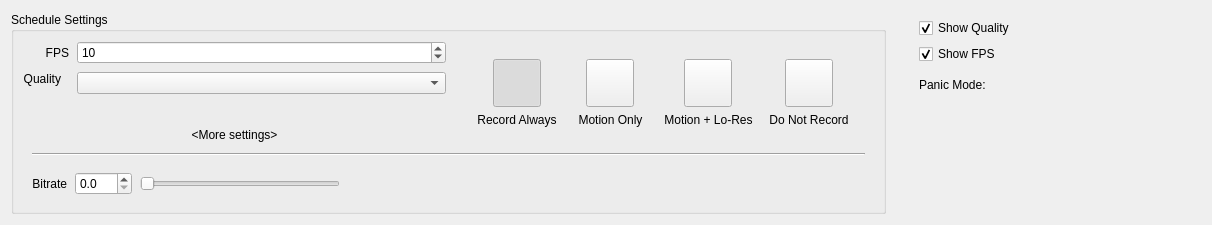
The window that client/nx_client_desktop/src/nx/client/desktop/resource_properties/camera/widgets/schedule_settings_widget.ui (networkoptix/nx_open) describes before a commit, drawn with Qt 5.
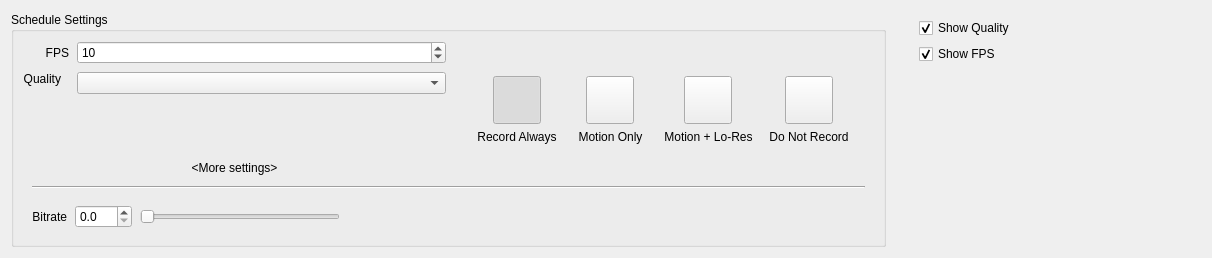
The same window after the commit. Custom widgets are drawn as their Qt base class.

Commit message:
VMS-9270: Remove line "Panic recording" from camera settings / recording
<==== Mercurial data ====>
Branch: vms

```diff
--- a/client/nx_client_desktop/src/nx/client/desktop/resource_properties/camera/widgets/schedule_settings_widget.ui
+++ b/client/nx_client_desktop/src/nx/client/desktop/resource_properties/camera/widgets/schedule_settings_widget.ui
@@ -7,7 +7,7 @@
     <x>0</x>
     <y>0</y>
     <width>1212</width>
-    <height>225</height>
+    <height>258</height>
    </rect>
   </property>
   <layout class="QHBoxLayout" name="horizontalLayout_2" stretch="3,1">
@@ -534,11 +534,11 @@
        <height>100</height>
       </size>
      </property>
-     <layout class="QFormLayout" name="formLayout_2">
+     <layout class="QVBoxLayout" name="verticalLayout_2">
       <property name="topMargin">
        <number>6</number>
       </property>
-      <item row="0" column="0">
+      <item>
        <widget class="QCheckBox" name="displayQualityCheckBox">
         <property name="text">
          <string>Show Quality</string>
@@ -548,7 +548,7 @@
         </property>
        </widget>
       </item>
-      <item row="1" column="0">
+      <item>
        <widget class="QCheckBox" name="displayFpsCheckBox">
         <property name="text">
          <string>Show FPS</string>
@@ -558,27 +558,7 @@
         </property>
        </widget>
       </item>
-      <item row="2" column="0" colspan="2">
-       <layout class="QHBoxLayout" name="horizontalLayout_13" stretch="0,0">
-        <property name="spacing">
-         <number>2</number>
-        </property>
-        <property name="topMargin">
-         <number>8</number>
-        </property>
         <item>
-         <widget class="QLabel" name="panicModeTitleLabel">
-          <property name="text">
-           <string>Panic Mode:</string>
-          </property>
-         </widget>
-        </item>
-        <item>
-         <widget class="QLabel" name="panicModeLabel"/>
-        </item>
-       </layout>
-      </item>
-      <item row="3" column="0" colspan="2">
        <spacer name="verticalSpacer_3">
         <property name="orientation">
          <enum>Qt::Vertical</enum>
@@ -601,16 +581,16 @@
   <zorder>widget</zorder>
  </widget>
  <customwidgets>
-  <customwidget>
-   <class>nx::client::desktop::SelectableButton</class>
-   <extends>QToolButton</extends>
-   <header location="global">nx/client/desktop/common/widgets/selectable_button.h</header>
-  </customwidget>
   <customwidget>
     <class>nx::client::desktop::HintButton</class>
     <extends>QWidget</extends>
     <header location="global">nx/client/desktop/common/widgets/hint_button.h</header>
   </customwidget>
+  <customwidget>
+   <class>nx::client::desktop::SelectableButton</class>
+   <extends>QToolButton</extends>
+   <header location="global">nx/client/desktop/common/widgets/selectable_button.h</header>
+  </customwidget>
  </customwidgets>
  <resources/>
  <connections/>
```
Left out of the diff: 8 changed lines with no effect on the pictures. Lines whose indentation alone changed are shown as unchanged. The commit also changes 12 other files.
